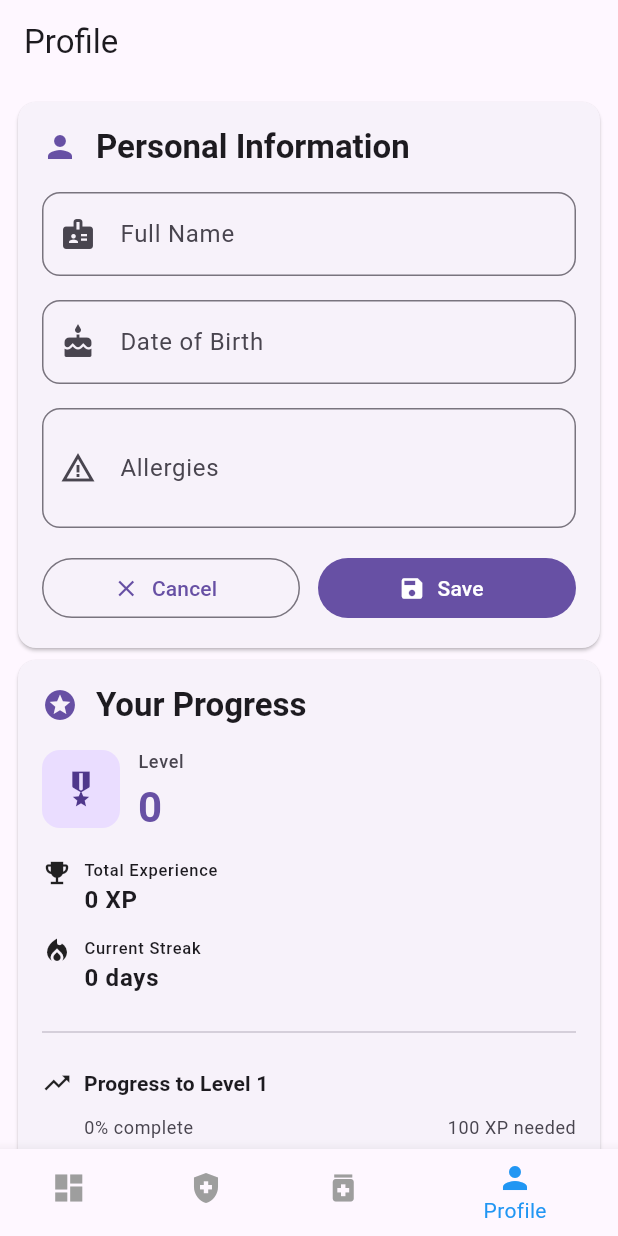
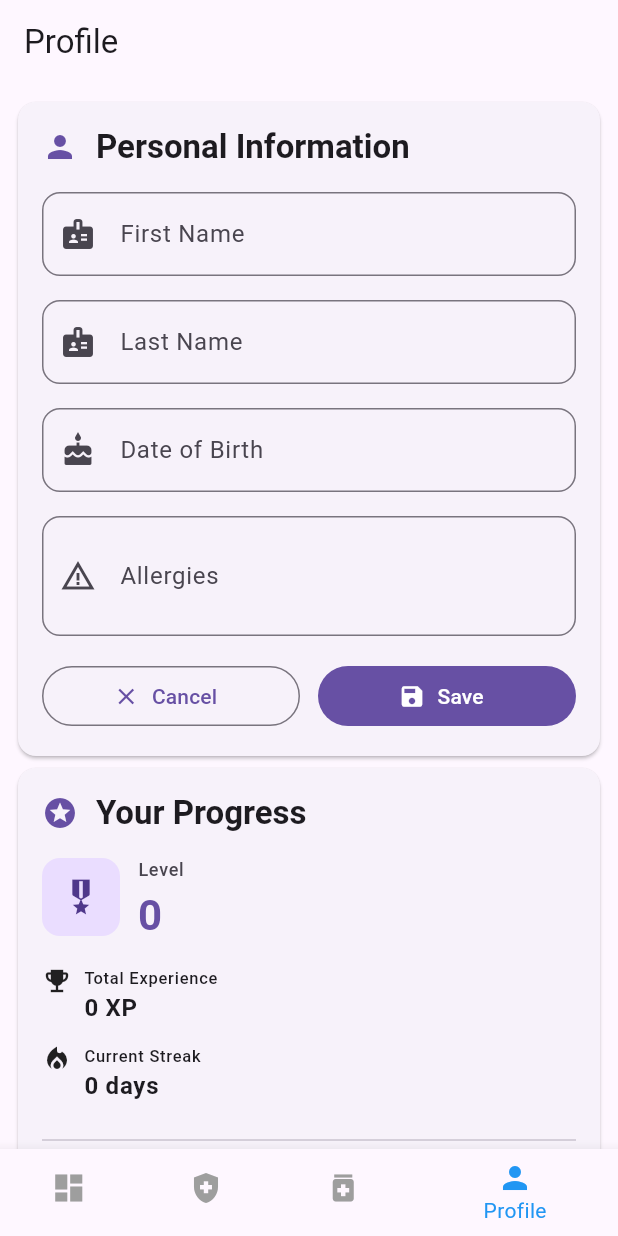
Before and after one commit to pndaRN/ComplyHealth, a Flutter app: the screen it shows after launch, item 4 of the bottom bar chosen, after a tap on the "edit" icon, on a phone screen of 412 x 824 dp. Run offline on Flutter 3.47's test engine with Material 3 defaults, Android fonts, the phone set to English and light mode, and no system bars; our stand-ins replace cloud_firestore, firebase_core, flutter_local_notifications, flutter_riverpod, hive, hive_flutter and 1 more; accounts and stored records are empty.

Commit message:
Split profile name into firstName and lastName fields
Updated Profile model to use separate firstName and lastName fields instead of a single name field. The profile screen now displays two separate input fields for editing. In view mode, the full name is shown as a combined string. Updated the welcome message to display only the first name for a more personal greeting.

```diff
--- a/frontend/lib/core/models/profile.dart
+++ b/frontend/lib/core/models/profile.dart
@@ -5,7 +5,7 @@ part 'profile.g.dart';
 @HiveType(typeId: 2)
 class Profile {
   @HiveField(0)
-  final String name;
+  final String firstName;
 
   @HiveField(1)
   final String dob;
@@ -31,8 +31,11 @@ class Profile {
   @HiveField(8)
   final int lastXpGained;
 
+  @HiveField(9)
+  final String lastName;
+
   const Profile({
-    required this.name,
+    required this.firstName,
     required this.dob,
     required this.allergies,
     required this.xp,
@@ -41,10 +44,11 @@ class Profile {
     this.lastXpAwardDate,
     this.lastPopupShownDate,
     this.lastXpGained = 0,
+    required this.lastName,
   });
 
   Profile copyWith({
-    String? name,
+    String? firstName,
     String? dob,
     String? allergies,
     int? xp,
@@ -53,9 +57,10 @@ class Profile {
     DateTime? lastXpAwardDate,
     DateTime? lastPopupShownDate,
     int? lastXpGained,
+    String? lastName,
   }) {
     return Profile(
-      name: name ?? this.name,
+      firstName: firstName ?? this.firstName,
       dob: dob ?? this.dob,
       allergies: allergies ?? this.allergies,
       xp: xp ?? this.xp,
@@ -64,6 +69,7 @@ class Profile {
       lastXpAwardDate: lastXpAwardDate ?? this.lastXpAwardDate,
       lastPopupShownDate: lastPopupShownDate ?? this.lastPopupShownDate,
       lastXpGained: lastXpGained ?? this.lastXpGained,
+      lastName: lastName ?? this.lastName,
     );
   }
 }
--- a/frontend/lib/core/state/profile_provider.dart
+++ b/frontend/lib/core/state/profile_provider.dart
@@ -16,7 +16,7 @@ class ProfileNotifier extends Notifier<Profile> {
   Profile build() {
     _loadProfile();
     return Profile(
-      name: '',
+      firstName: '',
       dob: '',
       allergies: '',
       xp: 0,
@@ -25,6 +25,7 @@ class ProfileNotifier extends Notifier<Profile> {
       lastXpAwardDate: null,
       lastPopupShownDate: null,
       lastXpGained: 0,
+      lastName: '',
     );
   }
 
--- a/frontend/lib/features/dashboard/widgets/rotating_welcome_message.dart
+++ b/frontend/lib/features/dashboard/widgets/rotating_welcome_message.dart
@@ -46,8 +46,8 @@ class _RotatingWelcomeMessageState
     final profile = ref.read(profileProvider);
 
     // If user has a name, show personalized welcome message first
-    if (profile.name.isNotEmpty) {
-      return ["Welcome Back ${profile.name}!", ..._defaultMessages];
+    if (profile.firstName.isNotEmpty) {
+      return ["Welcome Back ${profile.firstName}!", ..._defaultMessages];
     }
 
     return _defaultMessages;
--- a/frontend/lib/features/profile/profile_screen.dart
+++ b/frontend/lib/features/profile/profile_screen.dart
@@ -13,7 +13,8 @@ class ProfileScreen extends ConsumerStatefulWidget {
 
 class _ProfileScreenState extends ConsumerState<ProfileScreen> {
   bool _isEditing = false;
-  late TextEditingController _nameCtrl;
+  late TextEditingController _firstNameCtrl;
+  late TextEditingController _lastNameCtrl;
   late TextEditingController _dobCtrl;
   late TextEditingController _allergyCtrl;
 
@@ -21,14 +22,16 @@ class _ProfileScreenState extends ConsumerState<ProfileScreen> {
   void initState() {
     super.initState();
     final profile = ref.read(profileProvider);
-    _nameCtrl = TextEditingController(text: profile.name);
+    _firstNameCtrl = TextEditingController(text: profile.firstName);
+    _lastNameCtrl = TextEditingController(text: profile.lastName);
     _dobCtrl = TextEditingController(text: profile.dob);
     _allergyCtrl = TextEditingController(text: profile.allergies);
   }
 
   @override
   void dispose() {
-    _nameCtrl.dispose();
+    _firstNameCtrl.dispose();
+    _lastNameCtrl.dispose();
     _dobCtrl.dispose();
     _allergyCtrl.dispose();
     super.dispose();
@@ -36,7 +39,8 @@ class _ProfileScreenState extends ConsumerState<ProfileScreen> {
 
   void _enterEditMode() {
     final profile = ref.read(profileProvider);
-    _nameCtrl.text = profile.name;
+    _firstNameCtrl.text = profile.firstName;
+    _lastNameCtrl.text = profile.lastName;
     _dobCtrl.text = profile.dob;
     _allergyCtrl.text = profile.allergies;
     setState(() => _isEditing = true);
@@ -44,7 +48,8 @@ class _ProfileScreenState extends ConsumerState<ProfileScreen> {
 
   void _cancelEdit() {
     final profile = ref.read(profileProvider);
-    _nameCtrl.text = profile.name;
+    _firstNameCtrl.text = profile.firstName;
+    _lastNameCtrl.text = profile.lastName;
     _dobCtrl.text = profile.dob;
     _allergyCtrl.text = profile.allergies;
     setState(() => _isEditing = false);
@@ -54,7 +59,8 @@ class _ProfileScreenState extends ConsumerState<ProfileScreen> {
     final profile = ref.read(profileProvider);
     final notifier = ref.read(profileProvider.notifier);
     final p = Profile(
-      name: _nameCtrl.text,
+      firstName: _firstNameCtrl.text,
+      lastName: _lastNameCtrl.text,
       dob: _dobCtrl.text,
       allergies: _allergyCtrl.text,
       xp: profile.xp,
@@ -117,9 +123,20 @@ class _ProfileScreenState extends ConsumerState<ProfileScreen> {
                   if (_isEditing) ...[
                     // Edit Mode - Show text fields
                     TextField(
-                      controller: _nameCtrl,
+                      controller: _firstNameCtrl,
                       decoration: InputDecoration(
-                        labelText: 'Full Name',
+                        labelText: 'First Name',
+                        prefixIcon: const Icon(Icons.badge),
+                        border: OutlineInputBorder(
+                          borderRadius: BorderRadius.circular(12),
+                        ),
+                      ),
+                    ),
+                    const SizedBox(height: 16),
+                    TextField(
+                      controller: _lastNameCtrl,
+                      decoration: InputDecoration(
+                        labelText: 'Last Name',
                         prefixIcon: const Icon(Icons.badge),
                         border: OutlineInputBorder(
                           borderRadius: BorderRadius.circular(12),
@@ -175,8 +192,10 @@ class _ProfileScreenState extends ConsumerState<ProfileScreen> {
                       context,
                       icon: Icons.badge,
                       label: 'Full Name',
-                      value: profile.name.isEmpty ? 'Not set' : profile.name,
-                      isEmpty: profile.name.isEmpty,
+                      value: (profile.firstName.isEmpty && profile.lastName.isEmpty)
+                          ? 'Not set'
+                          : '${profile.firstName} ${profile.lastName}'.trim(),
+                      isEmpty: profile.firstName.isEmpty && profile.lastName.isEmpty,
                     ),
                     const SizedBox(height: 12),
                     _buildInfoRow(
```
Also changed, not shown: frontend/lib/core/models/profile.g.dart.
